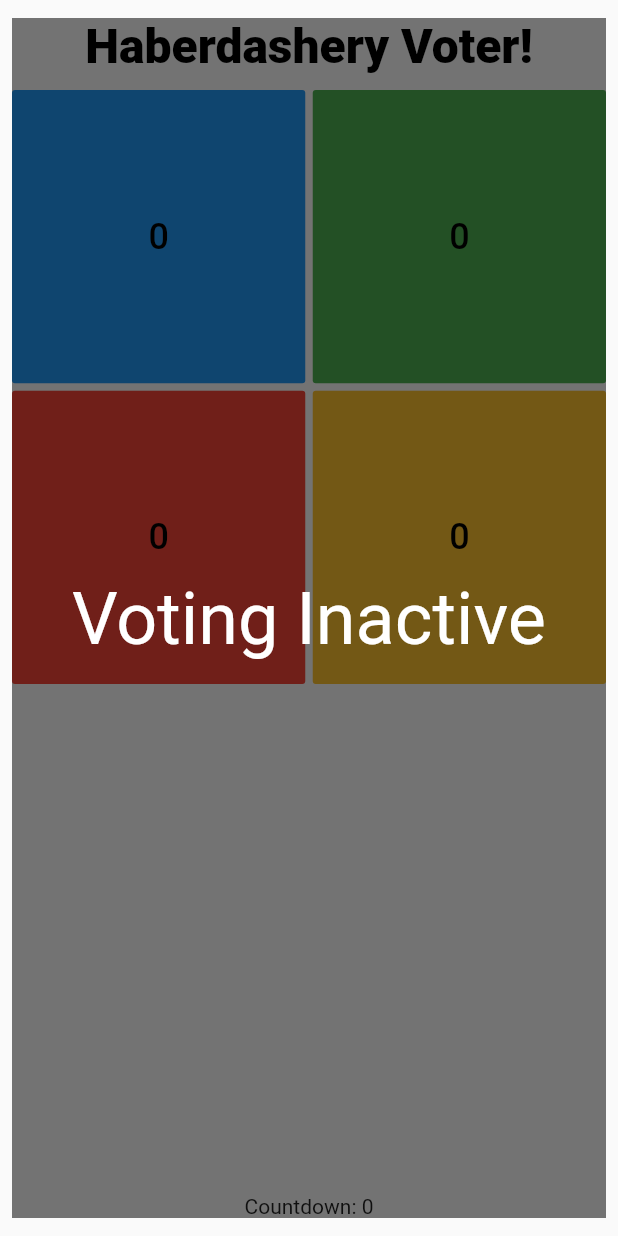
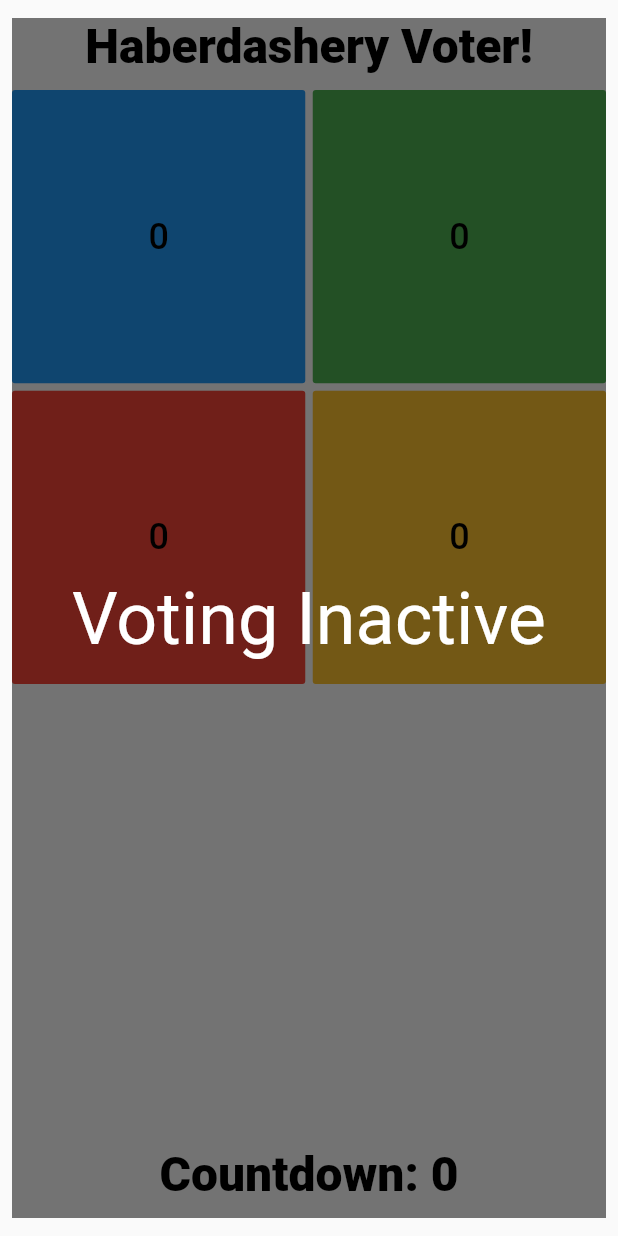
Before and after one commit to mjohnsullivan/oscon-2019, a Flutter app: the screen it shows after launch, on a phone screen of 412 x 824 dp. Run offline on Flutter 3.47's test engine with Material 2 defaults, Android fonts, the phone set to English and light mode, and no system bars; our stand-ins replace animated_text_kit, cloud_firestore, flutter_blue, flutter_spinkit, flutter_vector_icons, font_awesome_flutter and 3 more; missing offline and left inert: firebase, fireworks; accounts and stored records are empty; Roboto replaces fonts that are missing (Raleway).

Commit message:
Tweaked styling

```diff
--- a/web_app/lib/common.dart
+++ b/web_app/lib/common.dart
@@ -5,11 +5,16 @@ import 'package:provider/provider.dart';
 import 'package:web_app/db.dart';
 
 class CountdownClock extends StatelessWidget {
+  CountdownClock({this.styling});
+  final TextStyle styling;
   @override
   Widget build(BuildContext context) {
     return Consumer<CountdownNotifier>(builder: (context, notifier, _) {
       if (notifier.value != null)
-        return Text('Countdown: ${notifier.value}');
+        return Text(
+          'Countdown: ${notifier.value}',
+          style: styling,
+        );
       else
         return Container();
     });
--- a/web_app/lib/pretty.dart
+++ b/web_app/lib/pretty.dart
@@ -38,7 +38,12 @@ class PrettyVotingPage extends StatelessWidget {
             ],
           ),
         ),
-        CountdownClock(),
+        Padding(
+          padding: const EdgeInsets.all(10),
+          child: CountdownClock(
+            styling: labelTextStyle,
+          ),
+        ),
       ],
     );
   }
@@ -88,18 +93,19 @@ class YellowVotingButton extends StatelessWidget {
   }
 }
 
+/// Styling for color voting buttons
 class VotingButton extends StatelessWidget {
-  VotingButton(this.notifier);
-  final VoteNotifier notifier;
+  VotingButton(this.votes);
+  final VoteNotifier votes;
 
   @override
   Widget build(BuildContext context) {
     return Padding(
       padding: const EdgeInsets.all(10),
       child: GestureDetector(
-        onTap: () => notifier.vote(),
+        onTap: () => votes.vote(),
         child: Material(
-          color: notifier.color,
+          color: votes.color,
           elevation: 4,
           shape: CircleBorder(
               side: BorderSide(
@@ -111,7 +117,7 @@ class VotingButton extends StatelessWidget {
           //  borderRadius: BorderRadius.circular(20),
           //),
           child: Center(
-            child: ScalingText('${notifier.value}'),
+            child: ScalingText('${votes.value}'),
           ),
         ),
       ),
--- a/web_app/lib/simple.dart
+++ b/web_app/lib/simple.dart
@@ -36,7 +36,12 @@ class SimpleVotingPage extends StatelessWidget {
             ],
           ),
         ),
-        CountdownClock(),
+        Padding(
+          padding: const EdgeInsets.all(10),
+          child: CountdownClock(
+            styling: labelTextStyle,
+          ),
+        ),
       ],
     );
   }
@@ -86,16 +91,17 @@ class YellowVotingButton extends StatelessWidget {
   }
 }
 
+/// Styling for color voting buttons
 class VotingButton extends StatelessWidget {
-  VotingButton(this.notifier);
-  final VoteNotifier notifier;
+  VotingButton(this.votes);
+  final VoteNotifier votes;
 
   @override
   Widget build(BuildContext context) {
     return FlatButton(
-      color: notifier.color,
-      child: Text('${notifier.value}', style: buttonTextStyle),
-      onPressed: () => notifier.vote(),
+      color: votes.color,
+      child: Text('${votes.value}', style: buttonTextStyle),
+      onPressed: () => votes.vote(),
     );
   }
 }
```
Also changed, not shown: web_app/pubspec.lock.
